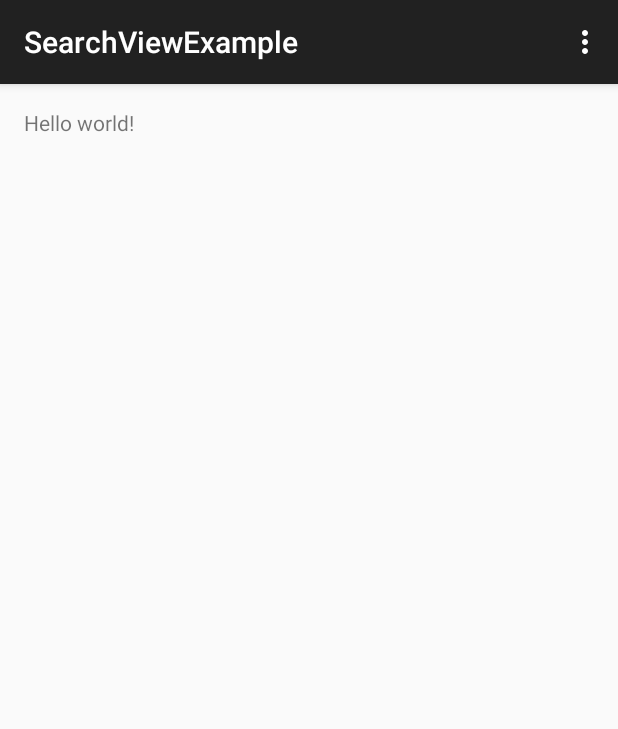
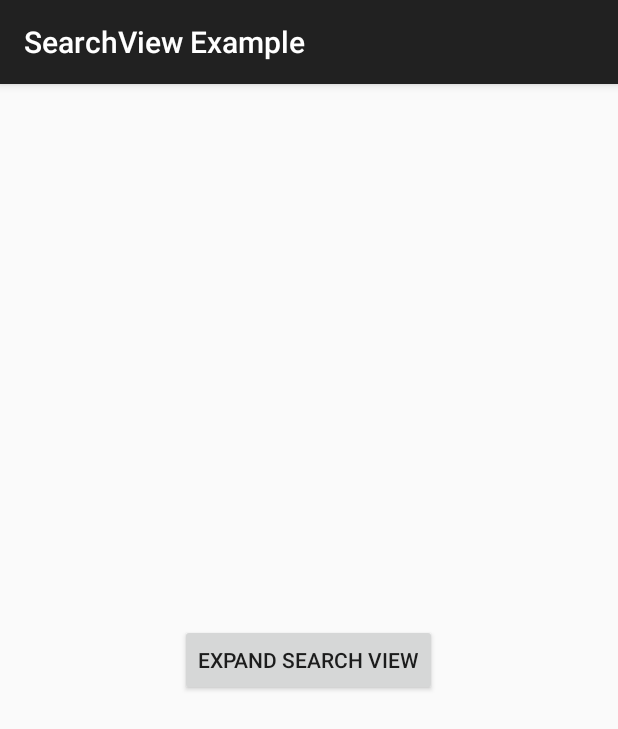
Before and after one commit to jiahaoliuliu/SearchViewExample, an Android app: the screen it shows after launch (MainActivity), on a phone screen of 412 x 824 dp. Shown: the top 729 px of the screen. Run offline under Robolectric (Android 15) with nearby library versions, the phone set to English and light mode, and no system bars.

Commit message:
Created a simple layout to expand the search view

```diff
--- a/app/src/main/java/com/jiahaoliuliu/searchviewexample/MainActivity.java
+++ b/app/src/main/java/com/jiahaoliuliu/searchviewexample/MainActivity.java
@@ -1,38 +1,37 @@
 package com.jiahaoliuliu.searchviewexample;
 
-import android.support.v7.app.ActionBarActivity;
 import android.os.Bundle;
-import android.view.Menu;
-import android.view.MenuItem;
+import android.support.v7.app.AppCompatActivity;
+import android.view.View;
+import android.widget.Button;
+import android.widget.Toast;
 
+public class MainActivity extends AppCompatActivity {
 
-public class MainActivity extends ActionBarActivity {
+    private Button mExpandSearchViewButton;
 
     @Override
     protected void onCreate(Bundle savedInstanceState) {
         super.onCreate(savedInstanceState);
         setContentView(R.layout.activity_main);
+
+        mExpandSearchViewButton = (Button) findViewById(R.id.expand_search_view_button);
+        mExpandSearchViewButton.setOnClickListener(mOnClickListener);
     }
 
-    @Override
-    public boolean onCreateOptionsMenu(Menu menu) {
-        // Inflate the menu; this adds items to the action bar if it is present.
-        getMenuInflater().inflate(R.menu.menu_main, menu);
-        return true;
-    }
+    private View.OnClickListener mOnClickListener = new View.OnClickListener(){
+        @Override
+        public void onClick(View view) {
+            switch (view.getId()) {
+                case R.id.expand_search_view_button:
+                    expandSearchView();
+                    break;
+            }
+        }
+    };
 
-    @Override
-    public boolean onOptionsItemSelected(MenuItem item) {
-        // Handle action bar item clicks here. The action bar will
-        // automatically handle clicks on the Home/Up button, so long
-        // as you specify a parent activity in AndroidManifest.xml.
-        int id = item.getItemId();
-
-        //noinspection SimplifiableIfStatement
-        if (id == R.id.action_settings) {
-            return true;
-        }
-
-        return super.onOptionsItemSelected(item);
+    private void expandSearchView() {
+        Toast.makeText(this, "Expanding the search view", Toast.LENGTH_SHORT).show();
+        // TODO: implement this
     }
 }
--- a/app/src/main/res/layout/activity_main.xml
+++ b/app/src/main/res/layout/activity_main.xml
@@ -1,11 +1,17 @@
-<RelativeLayout xmlns:android="http://schemas.android.com/apk/res/android"
+<LinearLayout xmlns:android="http://schemas.android.com/apk/res/android"
     xmlns:tools="http://schemas.android.com/tools" android:layout_width="match_parent"
     android:layout_height="match_parent" android:paddingLeft="@dimen/activity_horizontal_margin"
     android:paddingRight="@dimen/activity_horizontal_margin"
     android:paddingTop="@dimen/activity_vertical_margin"
-    android:paddingBottom="@dimen/activity_vertical_margin" tools:context=".MainActivity">
+    android:paddingBottom="@dimen/activity_vertical_margin" tools:context=".MainActivity"
+    android:gravity="center"
+    >
 
-    <TextView android:text="@string/hello_world" android:layout_width="wrap_content"
-        android:layout_height="wrap_content" />
+    <Button
+        android:id="@+id/expand_search_view_button"
+        android:layout_height="wrap_content"
+        android:layout_width="wrap_content"
+        android:text="@string/expand_search_view_button"
+        />
 
-</RelativeLayout>
+</LinearLayout>
--- a/app/src/main/res/menu/menu_main.xml
+++ /dev/null
@@ -1,6 +0,0 @@
-<menu xmlns:android="http://schemas.android.com/apk/res/android"
-    xmlns:app="http://schemas.android.com/apk/res-auto"
-    xmlns:tools="http://schemas.android.com/tools" tools:context=".MainActivity">
-    <item android:id="@+id/action_settings" android:title="@string/action_settings"
-        android:orderInCategory="100" app:showAsAction="never" />
-</menu>
--- a/app/src/main/res/values/strings.xml
+++ b/app/src/main/res/values/strings.xml
@@ -1,6 +1,6 @@
 <resources>
-    <string name="app_name">SearchViewExample</string>
+    <string name="app_name">SearchView Example</string>
 
-    <string name="hello_world">Hello world!</string>
-    <string name="action_settings">Settings</string>
+    <string name="expand_search_view_button">Expand Search view</string>
+
 </resources>
```
